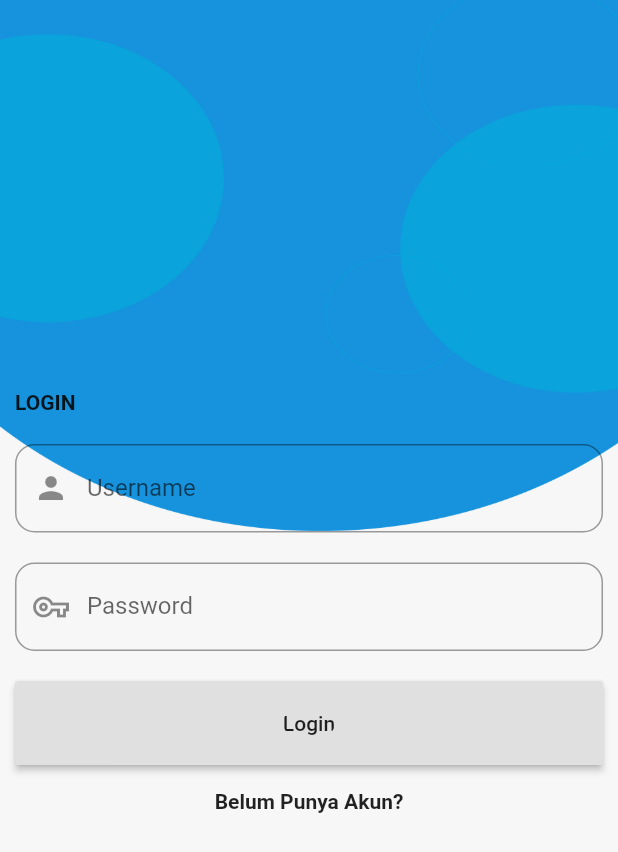
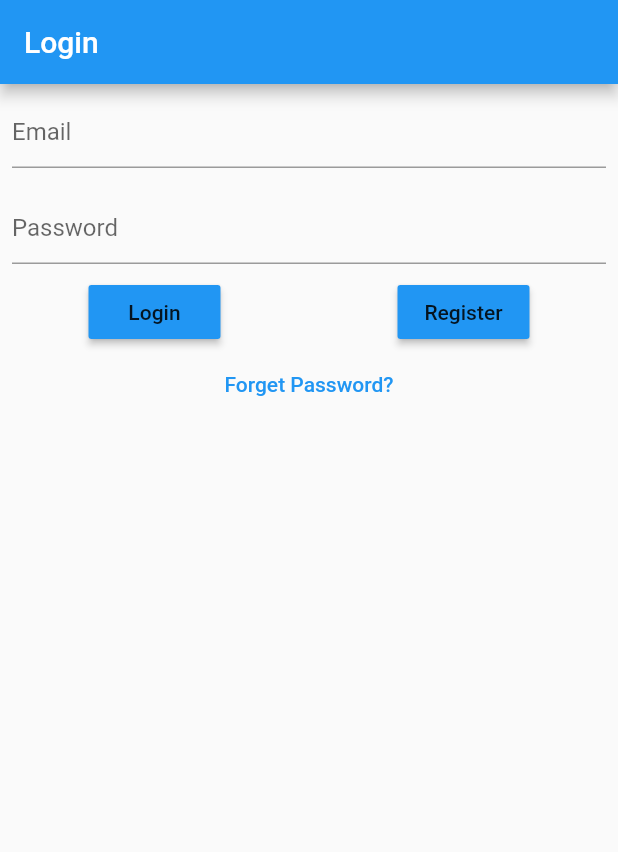
Before and after one commit to cepiwisna/BelajarYukk, a Flutter app: the screen it shows after launch, on a phone screen of 412 x 824 dp. Shown: the top 852 px of the screen. Run offline on Flutter 3.47's test engine with Material 2 defaults, Android fonts, the phone set to English and light mode, and no system bars; our stand-ins replace firebase_auth, firebase_core, fluttertoast, font_awesome_flutter; accounts and stored records are empty.

Commit message:
menghapus beberapa file dart dan mengganti login dan register dan sudah terhubung ke firebase

```diff
--- a/lib/dashboard.dart
+++ b/lib/dashboard/dashboard.dart
@@ -1,7 +1,7 @@
+import 'package:belajaryukk/dashboard/configuration.dart';
+import 'package:belajaryukk/dashboard/screenjava.dart';
 import 'package:flutter/cupertino.dart';
 import 'package:flutter/material.dart';
-import 'package:belajaryukk/configuration.dart';
-import 'package:belajaryukk/screenjava.dart';
 import 'screencss.dart';
 
 class HomeScreen extends StatefulWidget {
--- a/lib/drawerScreen.dart
+++ b/lib/dashboard/drawerScreen.dart
@@ -1,5 +1,5 @@
 import 'package:flutter/material.dart';
-import 'package:belajaryukk/configuration.dart';
+import 'package:belajaryukk/dashboard/configuration.dart';
 
 class DrawerScreen extends StatefulWidget {
   @override
--- a/lib/login.dart
+++ /dev/null
@@ -1,122 +0,0 @@
-import 'package:belajaryukk/dashboard.dart';
-import 'package:belajaryukk/register.dart';
-import 'package:flutter/material.dart';
-
-import 'drawerScreen.dart';
-
-class Login extends StatefulWidget {
-  @override
-  _LoginState createState() => _LoginState();
-}
-
-class _LoginState extends State<Login> {
-  TextEditingController username = TextEditingController();
-  TextEditingController password = TextEditingController();
-
-  @override
-  Widget build(BuildContext context) {
-    return Scaffold(
-      backgroundColor: Colors.blue,
-      body: Center(
-        child: Container(
-          decoration: new BoxDecoration(
-              image: DecorationImage(
-                  image: AssetImage("images/background.jpg"),
-                  fit: BoxFit.cover)),
-          child: Container(
-            margin: EdgeInsets.all(10),
-            child: Container(
-              child: ListView(
-                // mainAxisAlignment: MainAxisAlignment.spaceAround,
-                children: <Widget>[
-                  SizedBox(height: 250),
-                  Container(
-                    child: Text(
-                      "LOGIN",
-                      style: TextStyle(fontWeight: FontWeight.bold),
-                    ),
-                  ),
-                  SizedBox(height: 20),
-                  TextField(
-                    controller: username,
-                    onChanged: (value) {
-                      setState(() {});
-                    },
-                    decoration: InputDecoration(
-                      labelText: "Username",
-                      hintText: "Username",
-                      prefixIcon: Icon(Icons.person),
-                      border: OutlineInputBorder(
-                        borderRadius: BorderRadius.circular(13),
-                      ),
-                    ),
-                  ),
-                  SizedBox(height: 20),
-                  TextField(
-                    controller: password,
-                    onChanged: (value) {
-                      setState(() {});
-                    },
-                    obscureText: true,
-                    decoration: InputDecoration(
-                      labelText: "Password",
-                      hintText: "Password",
-                      prefixIcon: Icon(Icons.vpn_key_outlined),
-                      border: OutlineInputBorder(
-                        borderRadius: BorderRadius.circular(13),
-                      ),
-                    ),
-                  ),
-                  Container(
-                    margin: EdgeInsets.symmetric(vertical: 10),
-                    child: ClipRRect(
-                      borderRadius: BorderRadius.circular(10),
-                    ),
-                  ),
-                  RaisedButton(
-                      child: Container(
-                        child: ClipRRect(
-                          borderRadius: BorderRadius.circular(13),
-                          child: Text("Login"),
-                        ),
-                      ),
-                      padding:
-                          EdgeInsets.symmetric(vertical: 20, horizontal: 100),
-                      onPressed: () {
-                        Navigator.push(
-                          context,
-                          MaterialPageRoute(builder: (context) => HomePage()),
-                        );
-                      }),
-                  FlatButton(
-                    child: Text(
-                      "Belum Punya Akun?",
-                      style: TextStyle(fontWeight: FontWeight.bold),
-                    ),
-                    onPressed: () {
-                      Navigator.push(
-                        context,
-                        MaterialPageRoute(builder: (context) => Register()),
-                      );
-                    },
-                  ),
-                ],
-              ),
-            ),
-          ),
-        ),
-      ),
-    );
-  }
-}
-
-class HomePage extends StatelessWidget {
-  @override
-  Widget build(BuildContext context) {
-    return Scaffold(
-      body: Stack(
-        children: [DrawerScreen(), HomeScreen()],
-      ),
-    );
-  }
-}
--- a/lib/main.dart
+++ b/lib/main.dart
@@ -1,7 +1,10 @@
+import 'package:firebase_core/firebase_core.dart';
 import 'package:flutter/material.dart';
 import 'splashscreen.dart';
 
-void main() {
+void main() async {
+  WidgetsFlutterBinding.ensureInitialized();
+  await Firebase.initializeApp();
   runApp(MyApp());
 }
 
--- /dev/null
+++ b/lib/screens/login.dart
@@ -0,0 +1,113 @@
+import 'package:belajaryukk/screens/redirect.dart';
+import 'package:belajaryukk/screens/register.dart';
+import 'package:flutter/material.dart';
+import 'package:firebase_auth/firebase_auth.dart';
+import 'package:fluttertoast/fluttertoast.dart';
+import 'reset.dart';
+import 'redirect.dart';
+
+class LoginScreen extends StatefulWidget {
+  @override
+  _LoginScreenState createState() => _LoginScreenState();
+}
+
+class _LoginScreenState extends State<LoginScreen> {
+  TextEditingController emailController = new TextEditingController();
+  TextEditingController passController = new TextEditingController();
+
+  String _email, _password;
+  final auth = FirebaseAuth.instance;
+
+  @override
+  Widget build(BuildContext context) {
+    return Scaffold(
+      appBar: AppBar(
+        title: Text('Login'),
+      ),
+      body: Column(
+        children: [
+          Padding(
+            padding: const EdgeInsets.all(8.0),
+            child: TextField(
+              controller: emailController,
+              keyboardType: TextInputType.emailAddress,
+              decoration: InputDecoration(hintText: 'Email'),
+              onChanged: (value) {
+                setState(() {
+                  _email = value.trim();
+                });
+              },
+            ),
+          ),
+          Padding(
+            padding: const EdgeInsets.all(8.0),
+            child: TextField(
+              controller: passController,
+              obscureText: true,
+              decoration: InputDecoration(hintText: 'Password'),
+              onChanged: (value) {
+                setState(() {
+                  _password = value.trim();
+                });
+              },
+            ),
+          ),
+          Row(mainAxisAlignment: MainAxisAlignment.spaceAround, children: [
+            RaisedButton(
+                color: Theme.of(context).accentColor,
+                child: Text('Login'),
+                onPressed: () {
+                  if (emailController.text == '') {
+                    showToast('Please Input Your Email');
+                  } else if (passController.text == '') {
+                    showToast('Please Input Your Password');
+                  } else {
+                    auth
+                        .signInWithEmailAndPassword(
+                            email: _email, password: _password)
+                        .then((_) {
+                      Navigator.of(context).pushReplacement(
+                          MaterialPageRoute(builder: (context) => Redirect()));
+                    });
+                  }
+                }),
+            RaisedButton(
+              color: Theme.of(context).accentColor,
+              child: Text('Register'),
+              onPressed: () {
+                // auth
+                //     .createUserWithEmailAndPassword(
+                //         email: _email, password: _password)
+                //     .then((_) {
+                Navigator.of(context).pushReplacement(
+                    MaterialPageRoute(builder: (context) => Register1()));
+                // });
+              },
+            )
+          ]),
+          Row(
+            mainAxisAlignment: MainAxisAlignment.center,
+            children: [
+              TextButton(
+                child: Text('Forget Password?'),
+                onPressed: () => Navigator.of(context).push(
+                    MaterialPageRoute(builder: (context) => ResetScreen())),
+              )
+            ],
+          )
+        ],
+      ),
+    );
+  }
+
+  showToast(text) {
+    Fluttertoast.showToast(
+        msg: text,
+        toastLength: Toast.LENGTH_LONG,
+        gravity: ToastGravity.BOTTOM,
+        timeInSecForIosWeb: 1,
+        backgroundColor: Colors.black12.withOpacity(0.5),
+        textColor: Colors.white,
+        fontSize: 16.0);
+  }
+}
--- /dev/null
+++ b/lib/screens/register.dart
@@ -0,0 +1,67 @@
+import 'package:flutter/material.dart';
+import 'package:firebase_auth/firebase_auth.dart';
+
+import 'login.dart';
+
+class Register1 extends StatefulWidget {
+  @override
+  _Register1State createState() => _Register1State();
+}
+
+class _Register1State extends State<Register1> {
+  String _email, _password;
+  final auth = FirebaseAuth.instance;
+
+  @override
+  Widget build(BuildContext context) {
+    return Scaffold(
+      appBar: AppBar(
+        title: Text('Register'),
+      ),
+      body: Column(
+        children: [
+          Padding(
+            padding: const EdgeInsets.all(8.0),
+            child: TextField(
+              keyboardType: TextInputType.emailAddress,
+              decoration: InputDecoration(hintText: 'Email'),
+              onChanged: (value) {
+                setState(() {
+                  _email = value.trim();
+                });
+              },
+            ),
+          ),
+          Padding(
+            padding: const EdgeInsets.all(8.0),
+            child: TextField(
+              obscureText: true,
+              decoration: InputDecoration(hintText: 'Password'),
+              onChanged: (value) {
+                setState(() {
+                  _password = value.trim();
+                });
+              },
+            ),
+          ),
+          Row(mainAxisAlignment: MainAxisAlignment.spaceAround, children: [
+            //register
+            RaisedButton(
+              color: Theme.of(context).accentColor,
+              child: Text('Register'),
+              onPressed: () {
+                auth
+                    .createUserWithEmailAndPassword(
+                        email: _email, password: _password)
+                    .then((_) {
+                  Navigator.of(context).pushReplacement(
+                      MaterialPageRoute(builder: (context) => LoginScreen()));
+                });
+              },
+            )
+          ]),
+        ],
+      ),
+    );
+  }
+}
--- a/lib/splashscreen.dart
+++ b/lib/splashscreen.dart
@@ -1,7 +1,7 @@
 import 'dart:core';
 import 'package:flutter/material.dart';
 import 'dart:async';
-import 'package:belajaryukk/login.dart';
+import 'package:belajaryukk/screens/login.dart';
 
 class Splash extends StatefulWidget {
   @override
@@ -18,7 +18,7 @@ class _SplashState extends State<Splash> {
     var waktu = const Duration(seconds: 4);
     return Timer(waktu, () {
       Navigator.pushReplacement(context, MaterialPageRoute(builder: (_) {
-        return Login();
+        return LoginScreen();
       }));
     });
   }
```
Also changed, not shown: lib/register.dart (deleted, +0 -135 lines), lib/screencss.dart (deleted, +0 -8 lines), lib/screenjava.dart (deleted, +0 -50 lines), lib/screens/redirect.dart (added, +19 -0 lines), pubspec.yaml (+9 -0 lines), lib/dashboard/configuration.dart (renamed from lib/configuration.dart), pubspec.lock.
